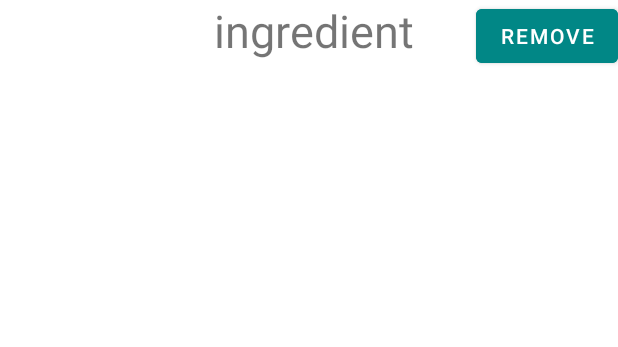
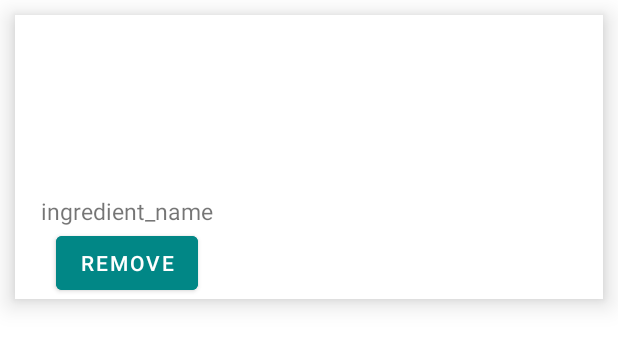
Before and after one commit to vishu1801/Recipe-Book, an Android app: the layout ingredient_item_list_for_pantry.xml on its own in the app's theme, with its tools: preview values and no code run, on a phone screen of 412 x 824 dp. Shown: the top 347 px of the screen. Run offline under Robolectric (Android 15) with nearby library versions, the phone set to English and light mode, and no system bars.

Commit message:
ingredients showing commit

```diff
--- a/app/src/main/java/com/example/myapplication/AllResponse/AutoComplete_ingredients.java
+++ b/app/src/main/java/com/example/myapplication/AllResponse/Ingredients_response.java
@@ -1,6 +1,6 @@
 package com.example.myapplication.AllResponse;
 
-public class AutoComplete_ingredients {
+public class Ingredients_response {
     public String name;
     public String image;
 
--- a/app/src/main/res/layout/ingredient_item_list_for_pantry.xml
+++ b/app/src/main/res/layout/ingredient_item_list_for_pantry.xml
@@ -2,30 +2,38 @@
 <RelativeLayout
     xmlns:android="http://schemas.android.com/apk/res/android"
     android:layout_width="match_parent"
-    android:layout_height="match_parent">
+    android:layout_height="wrap_content"
+    android:layout_margin="10dp"
+    android:elevation="10dp"
+    android:background="@color/white">
+
+    <LinearLayout
+        android:layout_width="wrap_content"
+        android:layout_height="wrap_content"
+        android:orientation="vertical"
+        >
 
         <ImageView
-        android:layout_width="100dp"
-        android:layout_height="100dp"
+            android:layout_width="150dp"
+            android:layout_height="120dp"
             android:id="@+id/ingredient_image_for_pantry"
-        android:layout_alignParentLeft="true" />
+            android:layout_gravity="center" />
         <TextView
             android:layout_width="wrap_content"
             android:layout_height="wrap_content"
-        android:text="ingredient"
-        android:layout_toEndOf="@+id/ingredient_image_for_pantry"
-        android:layout_toStartOf="@+id/remove_ingredient"
+            android:text="ingredient_name"
             android:id="@+id/ingredient_name_for_pantry"
-        android:layout_centerHorizontal="true"
-        android:gravity="center"
-        android:textSize="30sp"/>
+            android:layout_gravity="center"
+            android:textSize="15sp"/>
         <Button
             android:layout_width="wrap_content"
             android:layout_height="wrap_content"
             android:id="@+id/remove_ingredient"
-        android:layout_alignParentRight="true"
+            android:layout_gravity="center"
             android:backgroundTint="@drawable/button_design"
             android:text="Remove"
             />
 
+    </LinearLayout>
+
 </RelativeLayout>
```
Also changed, not shown: app/src/main/java/com/example/myapplication/API/UserService.java (+4 -4 lines), app/src/main/java/com/example/myapplication/Custom_Adapter/Ingredient_lis_for_pantry_adapter.java (+4 -4 lines), app/src/main/java/com/example/myapplication/Custom_Adapter/Ingredient_list_for_search_adapter.java (+5 -5 lines), app/src/main/java/com/example/myapplication/Custom_Adapter/Your_ingredient_Adapter.java (added, +111 -0 lines), app/src/main/java/com/example/myapplication/Fragment/SearchByIngredientsFragment.java (+36 -124 lines), app/src/main/res/layout/fragment_overview.xml (+4 -3 lines), app/src/main/res/layout/fragment_search.xml (+3 -10 lines). Lines whose indentation alone changed are shown as unchanged.
